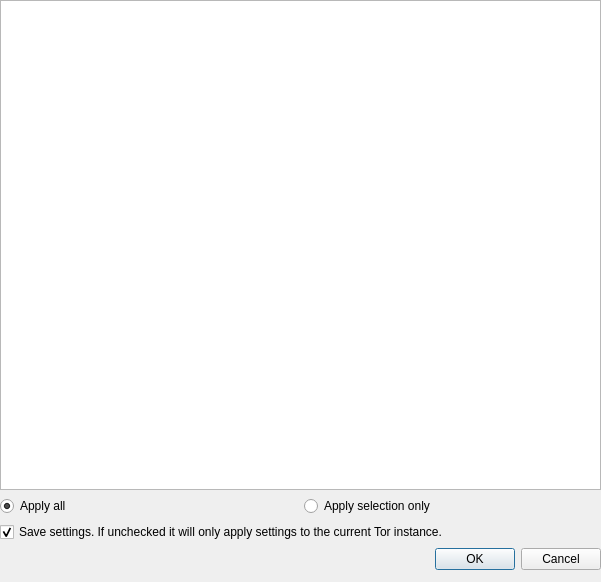
This is src/vidalia/config/TorrcDialog.ui in a-ilin/vidalia as Qt 5 draws it before an edit. The edited form follows.
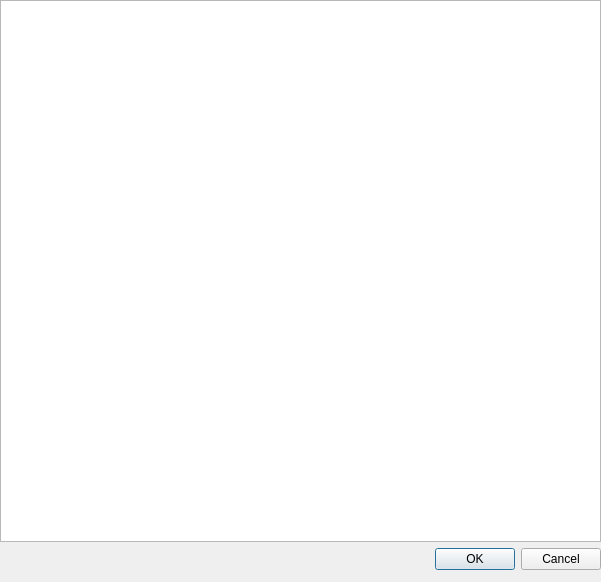
This is the edited form. Icons and pictures are not drawn.

Commit message: Simplify the torrc dialog with the new handling

```diff
--- a/src/vidalia/config/TorrcDialog.ui
+++ b/src/vidalia/config/TorrcDialog.ui
@@ -49,49 +49,6 @@
      </property>
     </widget>
    </item>
-   <item>
-    <layout class="QHBoxLayout" name="hLayout">
-     <item>
-      <widget class="QRadioButton" name="rdoAll">
-       <property name="text">
-        <string>Apply all</string>
-       </property>
-       <property name="checked">
-        <bool>true</bool>
-       </property>
-      </widget>
-     </item>
-     <item>
-      <widget class="QRadioButton" name="rdoSelection">
-       <property name="sizePolicy">
-        <sizepolicy hsizetype="Minimum" vsizetype="Fixed">
-         <horstretch>0</horstretch>
-         <verstretch>0</verstretch>
-        </sizepolicy>
-       </property>
-       <property name="text">
-        <string>Apply selection only</string>
-       </property>
-      </widget>
-     </item>
-    </layout>
-   </item>
-   <item>
-    <widget class="QCheckBox" name="chkSave">
-     <property name="sizePolicy">
-      <sizepolicy hsizetype="Maximum" vsizetype="Preferred">
-       <horstretch>0</horstretch>
-       <verstretch>0</verstretch>
-      </sizepolicy>
-     </property>
-     <property name="text">
-      <string>Save settings. If unchecked it will only apply settings to the current Tor instance.</string>
-     </property>
-     <property name="checked">
-      <bool>true</bool>
-     </property>
-    </widget>
-   </item>
    <item>
     <widget class="QDialogButtonBox" name="buttonBox">
      <property name="orientation">
```
The commit also changes 1 other file.
